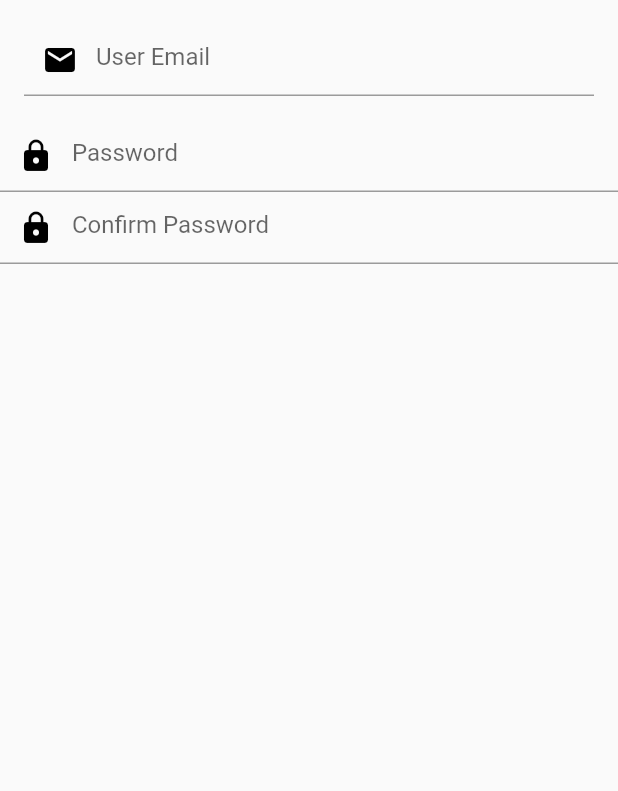
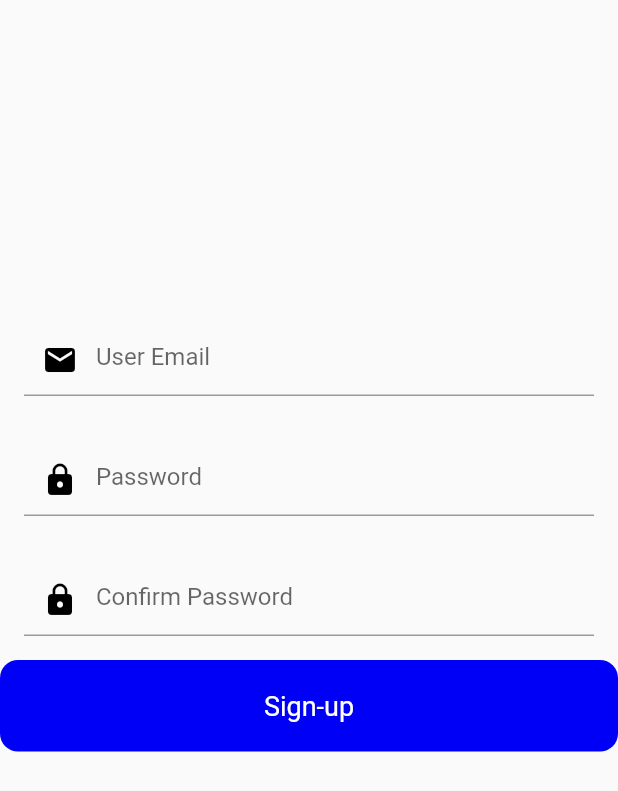
Before and after one commit to Xondeep/rem, a Flutter app: the Register screen opened directly, on a phone screen of 412 x 824 dp. Shown: the top 791 px of the screen. Run offline on Flutter 3.47's test engine with Material 2 defaults, Android fonts, the phone set to English and light mode, and no system bars; our stand-ins replace firebase_auth, firebase_core; accounts and stored records are empty.

Commit message:
sign-up button done

```diff
--- a/lib/Register_screen.dart
+++ b/lib/Register_screen.dart
@@ -17,6 +17,9 @@ class _RegisterState extends State<Register> {
             child: Column(
       mainAxisAlignment: MainAxisAlignment.start,
       children: [
+        const SizedBox(
+          height: 200.0,
+        ),
         Padding(
           padding: const EdgeInsets.all(16.0),
           child: TextField(
@@ -26,21 +29,41 @@ class _RegisterState extends State<Register> {
                 prefixIcon: Icon(Icons.mail, color: Colors.black)),
           ),
         ),
-        Container(
+        Padding(
+            padding: const EdgeInsets.all(16.0),
             child: TextField(
-          obscureText: true,
-          decoration: const InputDecoration(
-              hintText: "Password",
-              prefixIcon: Icon(Icons.lock, color: Colors.black)),
-        )),
-        Container(
+              obscureText: true,
+              decoration: const InputDecoration(
+                  hintText: "Password",
+                  prefixIcon: Icon(Icons.lock, color: Colors.black)),
+            )),
+        Padding(
+          padding: const EdgeInsets.all(16.0),
           child: TextField(
             obscureText: true,
             decoration: const InputDecoration(
                 hintText: "Confirm Password",
                 prefixIcon: Icon(Icons.lock, color: Colors.black)),
           ),
-        )
+        ),
+        Container(
+          width: double.infinity,
+          child: RawMaterialButton(
+            fillColor: Color.fromARGB(255, 0, 0, 247),
+            elevation: 0.0,
+            padding: const EdgeInsets.symmetric(vertical: 20.0),
+            shape: RoundedRectangleBorder(
+                borderRadius: BorderRadius.circular(12.0)),
+            onPressed: () => {},
+            child: const Text(
+              "Sign-up",
+              style: TextStyle(
+                color: Colors.white,
+                fontSize: 18.0,
+              ),
+            ),
+          ),
+        ),
       ],
     )));
   }
```
